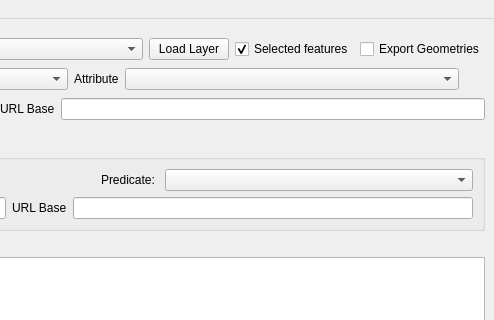
First picture: the form in Layer2Triple_main_base.ui, repository LambdaGeo/qgisparql-layer2triple, before the edit; both pictures show x 298 to 792 and y 0 to 320 of the 792 by 563 pixel window.
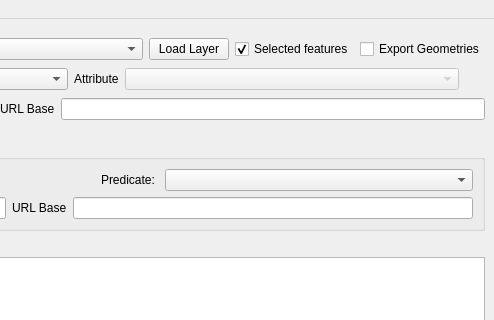
Second picture: the form after the edit.

Commit message: desabilitadno atribute id

```diff
--- a/Layer2Triple_main_base.ui
+++ b/Layer2Triple_main_base.ui
@@ -142,7 +142,7 @@
           <item>
            <widget class="QComboBox" name="comboAttributeID">
             <property name="enabled">
-             <bool>true</bool>
+             <bool>false</bool>
             </property>
             <property name="editable">
              <bool>false</bool>
```
The commit also changes 2 other files.
